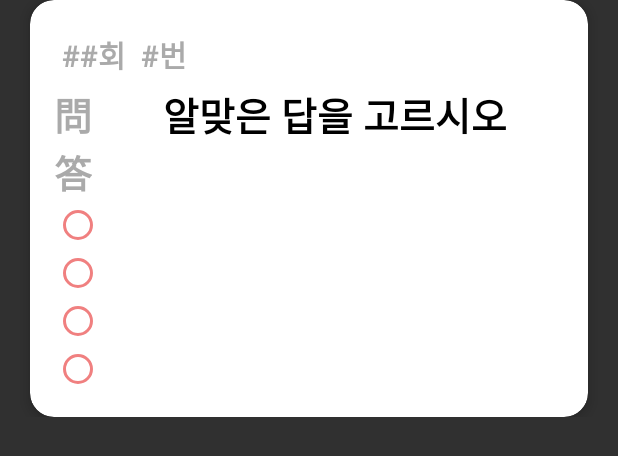
After one commit to PJunyeong/-Project-Quiz_App, an Android app: the layout item_question.xml on its own in the app's theme, with its tools: preview values and no code run, on a phone screen of 412 x 824 dp. The commit adds this screen. Shown: the top 456 px of the screen. Run offline under Robolectric (Android 15) with nearby library versions, the phone set to English and light mode, and no system bars.

Commit message:
quzi modi

```diff
--- a/app/src/main/java/com/example/ku_ch_quizapp/TestActivity.kt
+++ b/app/src/main/java/com/example/ku_ch_quizapp/TestActivity.kt
@@ -17,9 +17,5 @@ class TestActivity : AppCompatActivity() {
         after_login_viewpager.adapter = adapter
         after_login_tablayout.setupWithViewPager(after_login_viewpager)
 
-
-
-
-
     }
 }
--- /dev/null
+++ b/app/src/main/res/layout/item_question.xml
@@ -0,0 +1,167 @@
+<?xml version="1.0" encoding="utf-8"?>
+<LinearLayout xmlns:android="http://schemas.android.com/apk/res/android"
+    xmlns:app="http://schemas.android.com/apk/res-auto"
+    xmlns:tools="http://schemas.android.com/tools"
+    android:layout_width="match_parent"
+    android:layout_height="wrap_content"
+    android:orientation="vertical"
+    android:gravity="center"
+    tools:context=".MainActivity">
+
+    <androidx.cardview.widget.CardView
+        android:layout_width="match_parent"
+        android:layout_height="wrap_content"
+        android:layout_marginStart="20dp"
+        android:layout_marginEnd="20dp"
+        android:background="@android:color/background_light"
+        app:cardBackgroundColor="@android:color/white"
+        app:cardCornerRadius="16dp"
+        app:cardElevation="5dp">
+
+        <LinearLayout
+            android:layout_width="match_parent"
+            android:layout_height="wrap_content"
+            android:orientation="vertical"
+            android:padding="16dp">
+
+            <LinearLayout
+                android:layout_width="match_parent"
+                android:layout_height="wrap_content"
+                android:orientation="horizontal"
+                android:padding="5dp">
+
+                <TextView
+                    android:id="@+id/question_test_num"
+                    android:layout_width="wrap_content"
+                    android:layout_height="wrap_content"
+                    android:gravity="center"
+                    android:text="##회"
+                    android:textColor="@android:color/darker_gray"
+                    android:textSize="20sp"
+                    android:textStyle="bold"
+                    android:layout_marginRight="10dp"
+                    >
+
+                </TextView>
+                <TextView
+                    android:id="@+id/question_number"
+                    android:layout_width="wrap_content"
+                    android:layout_height="wrap_content"
+                    android:gravity="center"
+                    android:text="#번"
+                    android:textColor="@android:color/darker_gray"
+                    android:textSize="20sp"
+                    android:textStyle="bold" />
+
+
+            </LinearLayout>
+
+            <LinearLayout
+                android:layout_width="match_parent"
+                android:layout_height="wrap_content"
+                android:orientation="horizontal"
+                >
+
+                <TextView
+                    android:layout_width="wrap_content"
+                    android:layout_height="wrap_content"
+                    android:gravity="center"
+                    android:text="問"
+                    android:textColor="@android:color/darker_gray"
+                    android:textSize="25sp"
+                    android:textStyle="bold"
+                    android:layout_marginRight="10dp"
+                    />
+
+                <TextView
+                    android:id="@+id/question_question"
+                    android:layout_width="match_parent"
+                    android:layout_height="match_parent"
+                    android:gravity="center"
+                    android:text="알맞은 답을 고르시오"
+                    android:textColor="@android:color/black"
+                    android:autoSizeTextType="uniform"
+                    android:textStyle="bold" />
+
+
+            </LinearLayout>
+
+
+
+            <LinearLayout
+                android:layout_width="match_parent"
+                android:layout_height="wrap_content"
+                android:orientation="horizontal"
+                >
+
+                <TextView
+                    android:layout_width="wrap_content"
+                    android:layout_height="wrap_content"
+                    android:gravity="center"
+                    android:text="答"
+                    android:textColor="@android:color/darker_gray"
+                    android:textSize="25sp"
+                    android:textStyle="bold"
+                    android:layout_marginRight="10dp"
+                    />
+
+                <TextView
+                    android:id="@+id/question_detail"
+                    android:layout_width="wrap_content"
+                    android:layout_height="wrap_content"
+                    android:gravity="center"
+                    android:textColor="@android:color/black"
+                    android:autoSizeTextType="uniform"
+                    android:textStyle="bold"
+                    android:layout_marginRight="10dp"
+                    />
+
+            </LinearLayout>
+
+            <RadioGroup
+                android:id="@+id/question_choice_check"
+                android:layout_width="match_parent"
+                android:layout_height="wrap_content"
+                android:orientation="vertical">
+
+                <RadioButton
+                    android:id="@+id/question_choice1"
+                    android:layout_width="match_parent"
+                    android:layout_height="wrap_content"
+                    android:buttonTint="#F08080"
+                    android:textSize="18sp"
+                    android:textColor="@color/black">
+                </RadioButton>
+
+                <RadioButton
+                    android:id="@+id/question_choice2"
+                    android:layout_width="match_parent"
+                    android:layout_height="wrap_content"
+                    android:buttonTint="#F08080"
+                    android:textSize="18sp"
+                    android:textColor="@color/black">
+                </RadioButton>
+
+                <RadioButton
+                    android:id="@+id/question_choice3"
+                    android:layout_width="match_parent"
+                    android:layout_height="match_parent"
+                    android:buttonTint="#F08080"
+                    android:textSize="18sp"
+                    android:textColor="@color/black">
+                </RadioButton>
+                <RadioButton
+                    android:id="@+id/question_choice4"
+                    android:layout_width="match_parent"
+                    android:layout_height="wrap_content"
+                    android:buttonTint="#F08080"
+                    android:textSize="18sp"
+                    android:textColor="@color/black">
+                </RadioButton>
+            </RadioGroup>
+        </LinearLayout>
+
+    </androidx.cardview.widget.CardView>
+
+
+</LinearLayout>
```
Also changed, not shown: app/src/main/java/com/example/ku_ch_quizapp/CustomAdapter.kt (added, +171 -0 lines), app/src/main/java/com/example/ku_ch_quizapp/DBHelper.kt (+73 -15 lines), app/src/main/java/com/example/ku_ch_quizapp/MainActivity.kt (+2 -6 lines), app/src/main/java/com/example/ku_ch_quizapp/QuestionActivity.kt (+88 -22 lines), app/src/main/res/layout/activity_question.xml (+19 -3 lines), app/src/main/assets/KU_CH_QuizApp.db, app/src/main/res/drawable/circle.png (added), app/src/main/res/drawable/wrong.png (added), 115 other files.
